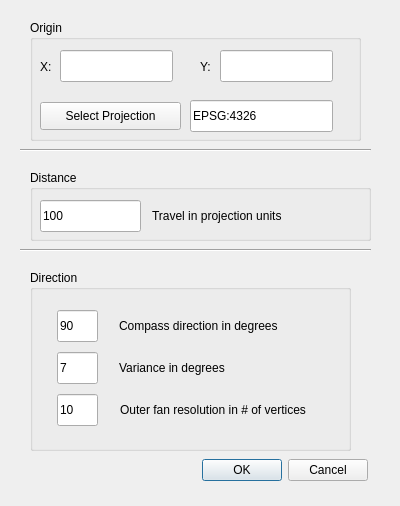
First picture: the form in azimuth_swath_dialog_base.ui, repository popkinj/azimuth-swath, before the edit.
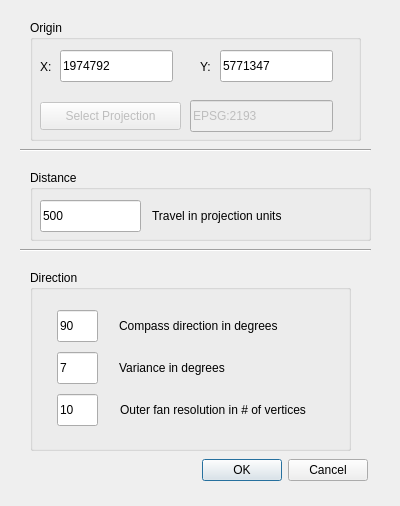
Second picture: the form after the edit.

Commit message: Forms hooked up.. Except projection

Patch:
```diff
--- a/azimuth_swath_dialog_base.ui
+++ b/azimuth_swath_dialog_base.ui
@@ -57,7 +57,7 @@
      <string>Enter X/Longitude in projection coordinate</string>
     </property>
     <property name="text">
-     <string/>
+     <string>1974792</string>
     </property>
    </widget>
    <widget class="QLineEdit" name="latitude">
@@ -73,7 +73,7 @@
      <string>Enter Y/Latitude in projection coordinates</string>
     </property>
     <property name="text">
-     <string/>
+     <string>5771347</string>
     </property>
    </widget>
    <widget class="QLabel" name="label_5">
@@ -103,6 +103,9 @@
     </property>
    </widget>
    <widget class="QPushButton" name="crsButton">
+    <property name="enabled">
+     <bool>false</bool>
+    </property>
     <property name="geometry">
      <rect>
       <x>10</x>
@@ -115,7 +118,10 @@
      <string>Select Projection</string>
     </property>
    </widget>
-   <widget class="QLineEdit" name="lineEdit">
+   <widget class="QLineEdit" name="epsg">
+    <property name="enabled">
+     <bool>false</bool>
+    </property>
     <property name="geometry">
      <rect>
       <x>160</x>
@@ -131,7 +137,7 @@
      <string>Or just enter it manually</string>
     </property>
     <property name="text">
-     <string>EPSG:4326</string>
+     <string>EPSG:2193</string>
     </property>
    </widget>
   </widget>
@@ -170,7 +176,7 @@
      </rect>
     </property>
     <property name="text">
-     <string>100</string>
+     <string>500</string>
     </property>
    </widget>
    <widget class="QLabel" name="label_4">
```
Left out of the diff: 5 changed lines with no effect on the pictures. The commit also changes 1 other file.
